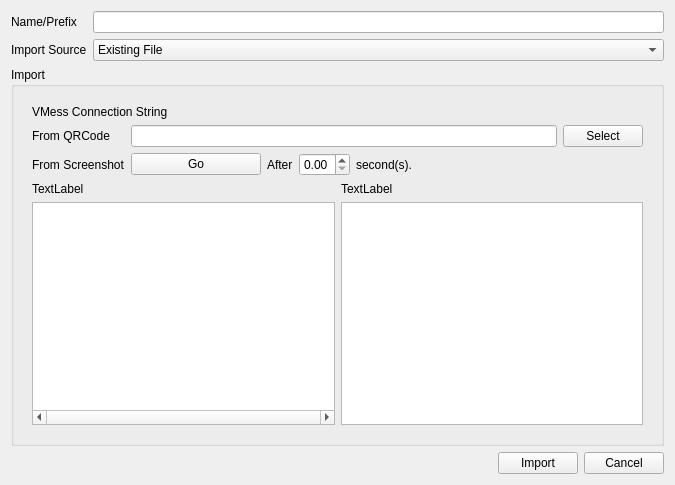
Qt form src/ui/w_ImportConfig.ui (Qv2ray/Qv2ray) before a commit.
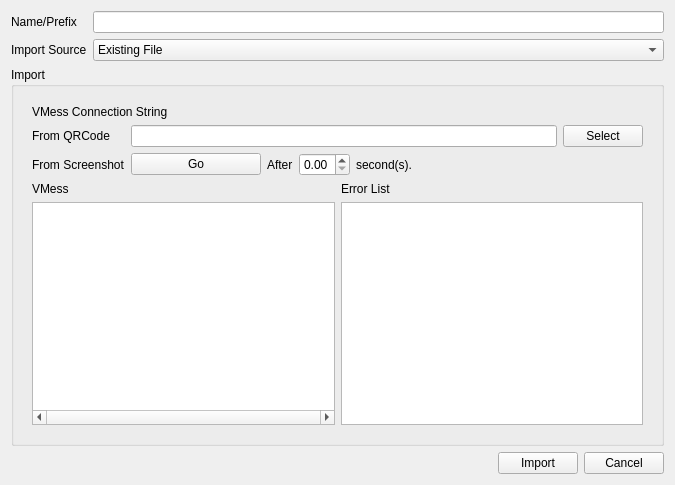
The same form after that commit. The open tabs and pages were chosen to show the change.

Diff of the .ui file:
```diff
--- a/src/ui/w_ImportConfig.ui
+++ b/src/ui/w_ImportConfig.ui
@@ -278,14 +278,14 @@
             <item row="0" column="1">
              <widget class="QLabel" name="label_7">
               <property name="text">
-               <string>TextLabel</string>
+               <string>Error List</string>
               </property>
              </widget>
             </item>
             <item row="0" column="0">
              <widget class="QLabel" name="label_8">
               <property name="text">
-               <string>TextLabel</string>
+               <string>VMess</string>
               </property>
              </widget>
             </item>
```
